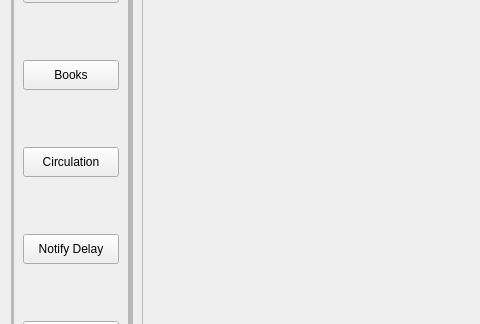
Old version of the form homepage.ui in the repository aavashlamichhane/LibMan; both pictures show x 0 to 480 and y 189 to 513 of the 1057 by 701 pixel window.
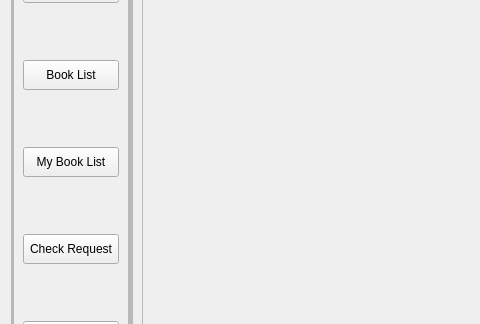
New version of the form. Icons and pictures are not drawn.

```diff
--- a/homepage.ui
+++ b/homepage.ui
@@ -243,7 +243,7 @@
                </size>
               </property>
               <property name="text">
-               <string>Books</string>
+               <string>Book List</string>
               </property>
               <property name="icon">
                <iconset resource="Resource.qrc">
@@ -260,7 +260,7 @@
                </size>
               </property>
               <property name="text">
-               <string>Circulation</string>
+               <string>My Book List</string>
               </property>
               <property name="icon">
                <iconset resource="Resource.qrc">
@@ -277,7 +277,7 @@
                </size>
               </property>
               <property name="text">
-               <string>Notify Delay</string>
+               <string>Check Request</string>
               </property>
               <property name="icon">
                <iconset resource="Resource.qrc">
```
Left out of the diff: 2 changed lines with no effect on the pictures.
